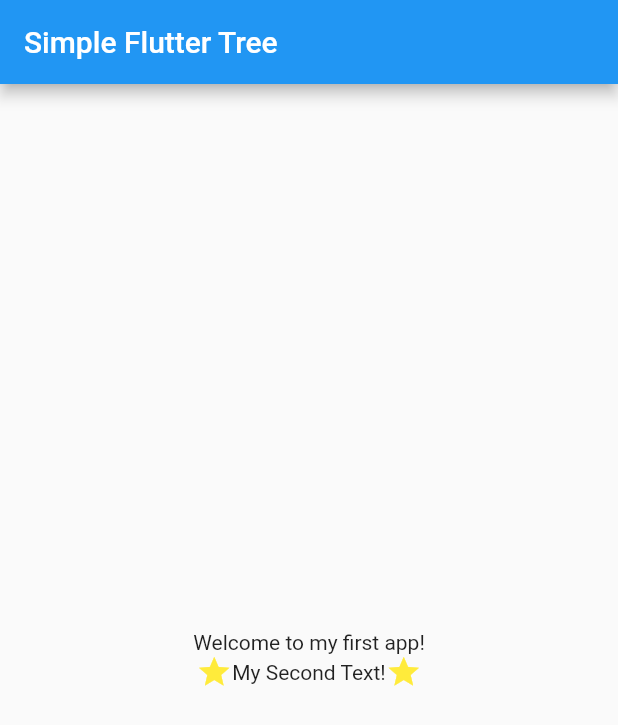
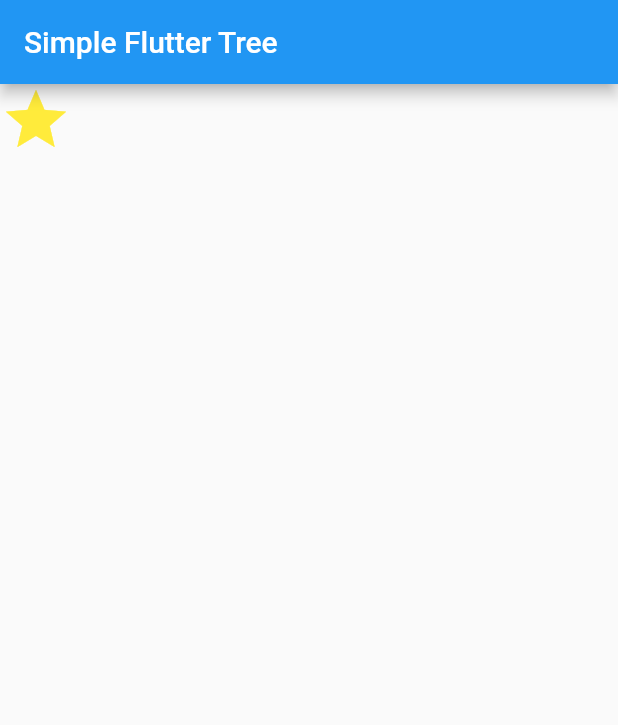
Before and after one commit to AHKAH/Week-2---Example, a Flutter app: the screen it shows after launch, on a phone screen of 412 x 824 dp. Shown: the top 725 px of the screen. Run offline on Flutter 3.47's test engine with Material 2 defaults, Android fonts, the phone set to English and light mode, and no system bars.

Commit message:
Icon Example

```diff
--- a/lib/pages/home.dart
+++ b/lib/pages/home.dart
@@ -7,23 +7,10 @@ class MyHomePage extends StatelessWidget {
   Widget build(BuildContext context) {
     return Scaffold(
       appBar:  AppBar(
-        title:const Text('Simple Flutter Tree'),
+        title: const Text('Simple Flutter Tree'),
       ),
-      body:const SafeArea(
-        child: Column(
-          mainAxisAlignment: MainAxisAlignment.center,
-          children: [
-            Text('Welcome to my first app!'),
-            Row(
-              mainAxisAlignment: MainAxisAlignment.center,
-              children: [
-                Icon(Icons.star, color: Colors.yellow),
-                Text('My Second Text!'),
-                Icon(Icons.star, color: Colors.yellow),
-              ],
-            ),
-          ],
-        ),
+      body: const SafeArea(
+        child: Icon(Icons.star, color: Colors.yellow, size: 48.0),
       ),
     );
   }
```
